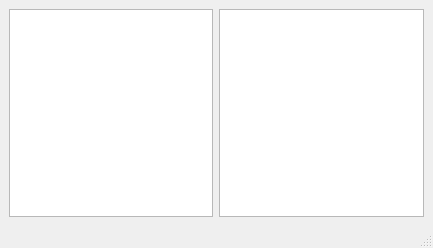
Old version of the form src/mainwindow.ui in the repository ixotum/ksilit_qt.
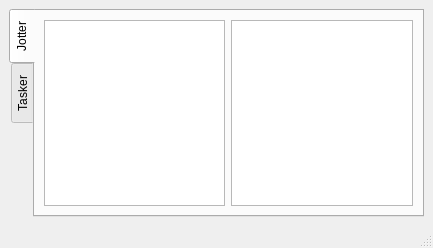
New version of the form.

Commit message: MAJOR CHANGE: Jotter tab added

Patch:
```diff
--- a/src/mainwindow.ui
+++ b/src/mainwindow.ui
@@ -16,6 +16,19 @@
   <widget class="QWidget" name="centralwidget">
    <layout class="QGridLayout" name="gridLayout">
     <item row="0" column="0">
+     <widget class="QTabWidget" name="tabWidget">
+      <property name="tabPosition">
+       <enum>QTabWidget::West</enum>
+      </property>
+      <property name="currentIndex">
+       <number>0</number>
+      </property>
+      <widget class="QWidget" name="jotterTab">
+       <attribute name="title">
+        <string>Jotter</string>
+       </attribute>
+       <layout class="QGridLayout" name="gridLayout_2">
+        <item row="0" column="0">
      <widget class="QTreeView" name="jotterTreeView">
       <property name="contextMenuPolicy">
        <enum>Qt::CustomContextMenu</enum>
@@ -27,6 +40,15 @@
     </item>
     <item row="0" column="1">
      <widget class="QPlainTextEdit" name="jotterNoteDescription"/>
+        </item>
+       </layout>
+      </widget>
+      <widget class="QWidget" name="tab_2">
+       <attribute name="title">
+        <string>Tasker</string>
+       </attribute>
+      </widget>
+     </widget>
     </item>
    </layout>
   </widget>
```
Lines whose indentation alone changed are shown as unchanged. The commit also changes 3 other files.
